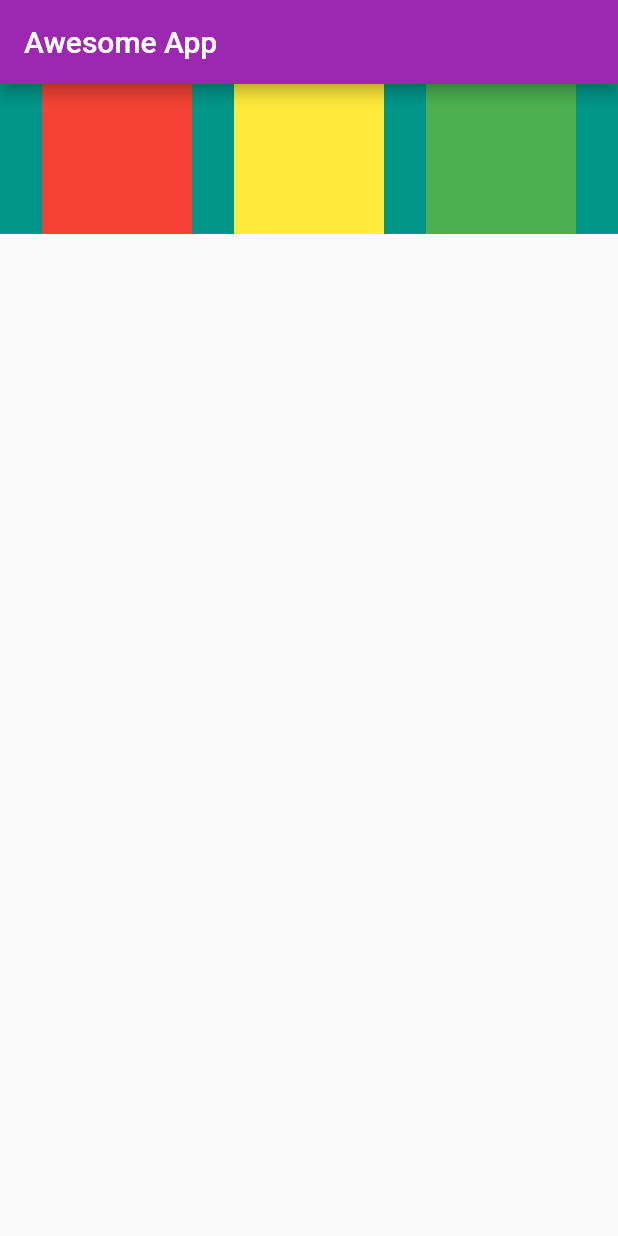
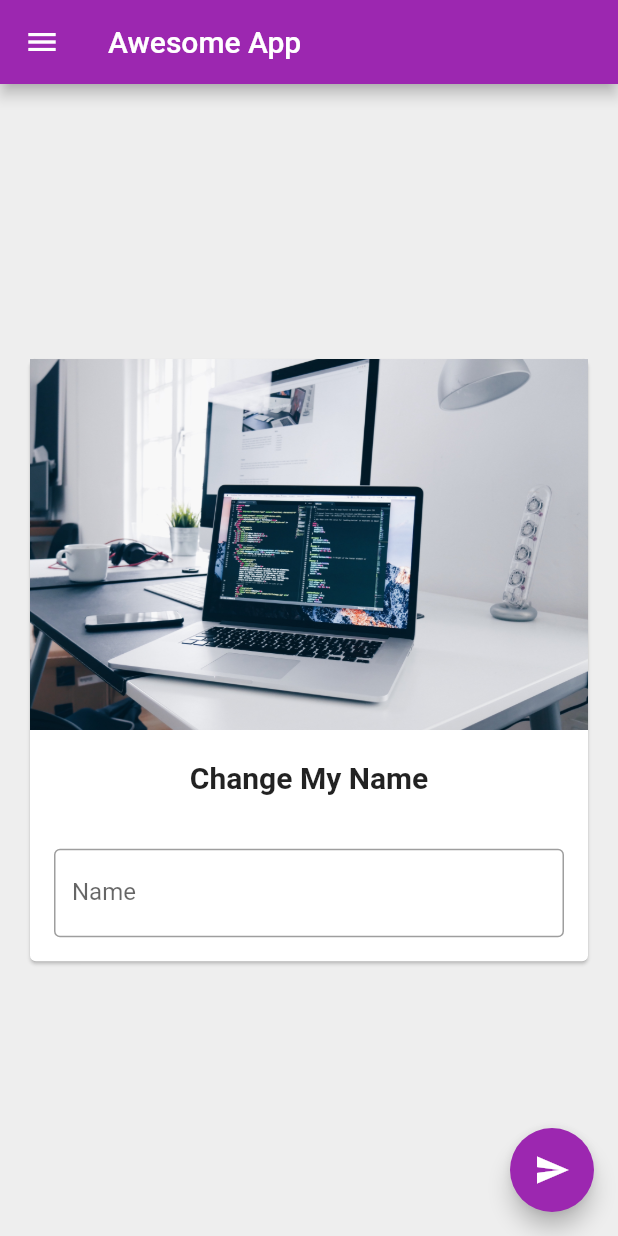
Before and after one commit to varun9597/FlutterProjects, a Flutter app: the screen it shows after launch, on a phone screen of 412 x 824 dp. Run offline on Flutter 3.47's test engine with Material 2 defaults, Android fonts, the phone set to English and light mode, and no system bars.

Commit message:
CH3 Completed

```diff
--- a/lib/main.dart
+++ b/lib/main.dart
@@ -12,56 +12,99 @@ void main(){
   ));
 }
 
-class HomePage extends StatelessWidget {
+class HomePage extends StatefulWidget {
+  @override
+  _HomePageState createState() => _HomePageState();
+}
+
+class _HomePageState extends State<HomePage> {
+
+  var myText = "Change My Name";
+  TextEditingController _nameController = TextEditingController();
+
+
+
   @override
   Widget build(BuildContext context) {
     return Scaffold(
+      backgroundColor: Colors.grey[200],
       appBar: AppBar(
         title: Text("Awesome App"),
       ),
-      body: Container(
+      body: Center(
+        child: Padding(
+          padding: const EdgeInsets.all(16.0),
+          child: SingleChildScrollView(
+            child: Card(
+              child: Column(
+                children: <Widget>[
+                  Image.asset(
+                    "assets/testImage.jpg",
+                    ),
+                    SizedBox(
+                      height : 20,
+                    ),
+                    Text(myText,
+                    style: TextStyle(fontSize: 20,fontWeight: FontWeight.bold),
+                    ),
+                    SizedBox(
+                      height : 20,
+                    ),
+                    Padding(
+                      padding: const EdgeInsets.all(16.0),
+                      child: TextField(
+                        controller: _nameController,
+                        decoration: InputDecoration(
+                          hintText: "Enter some text",
+                          labelText: "Name",
+                          border: OutlineInputBorder()
+                        ),),
+                    )
+                    ]
+              ),
 
-        color: Colors.teal,
-        height : 100,
-        child: Row(
-          mainAxisAlignment: MainAxisAlignment.spaceEvenly,
-          crossAxisAlignment: CrossAxisAlignment.stretch,
-          //mainAxisSize: MainAxisSize.max,
-          children: [
-            Container(
-          padding: const EdgeInsets.all(8),
-          //color: Colors.red,
-          width: 100,
-          height: 100,
-          color: Colors.red,
-          //clipBehavior: Clip.antiAlias,
-          alignment: Alignment.center,
+            ),
           ),
-          Container(
-          padding: const EdgeInsets.all(8),
-          //color: Colors.red,
-          width: 100,
-          height: 100,
-          color: Colors.yellow,
-          //clipBehavior: Clip.antiAlias,
-          alignment: Alignment.center,
+        )
+        ),
+        drawer: Drawer(
+          child: ListView(
+            padding: const EdgeInsets.all(0),
+            children: [
+              UserAccountsDrawerHeader(
+                accountName: Text("Varun P"),
+                accountEmail: Text("panditpautrav@gmail.com"),
+                currentAccountPicture: CircleAvatar(
+                  backgroundImage: NetworkImage(
+                    "https://images.unsplash.com/photo-1555952517-2e8e729e0b44?ixlib=rb-1.2.1&ixid=eyJhcHBfaWQiOjEyMDd9&auto=format&fit=crop&w=400&q=80"
+                  ),
+                ),
 
+              ),
+                ListTile(
+                  leading: Icon(Icons.person),
+                  title: Text("Varun"),
+                  subtitle: Text("Developer"),
+                  trailing: Icon(Icons.edit),
+                  onTap: () {},
+                ),
+                ListTile(
+                  leading: Icon(Icons.person),
+                  title: Text("Varun P"),
+                  subtitle: Text("Content Writer"),
+                  trailing: Icon(Icons.eject),
+                )
+            ],
+          ),
+        ),
+      floatingActionButton: FloatingActionButton(
+        onPressed: () {
+          myText = _nameController.text;
+          setState(() {});
+        },
+        child: Icon(Icons.send),
+      ),
 
-          ),
-          Container(
-          padding: const EdgeInsets.all(8),
-          //color: Colors.red,
-          width: 100,
-          height: 100,
-          color: Colors.green,
-          //clipBehavior: Clip.antiAlias,
-          alignment: Alignment.center,
-
-
-          ),
-          ],
-        ),
-      ),
     );
   }
 }
--- a/pubspec.yaml
+++ b/pubspec.yaml
@@ -45,8 +45,8 @@ flutter:
   uses-material-design: true
 
   # To add assets to your application, add an assets section, like this:
-  # assets:
-  #   - images/a_dot_burr.jpeg
+  assets:
+    - assets/
   #   - images/a_dot_ham.jpeg
 
   # An image asset can refer to one or more resolution-specific "variants", see
```
Also changed, not shown: assets/testImage.jpg (added), 1 other file.
